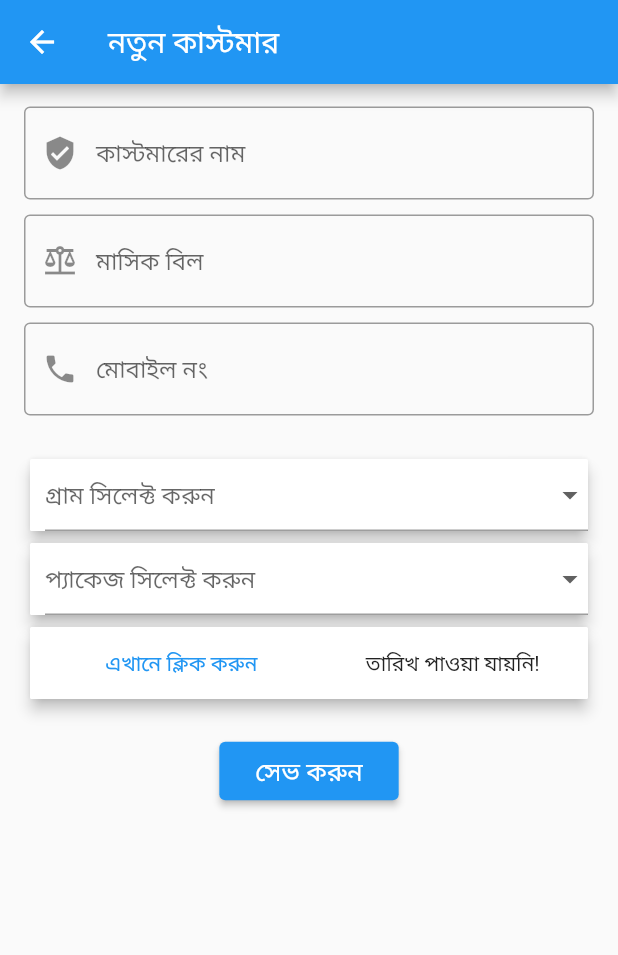
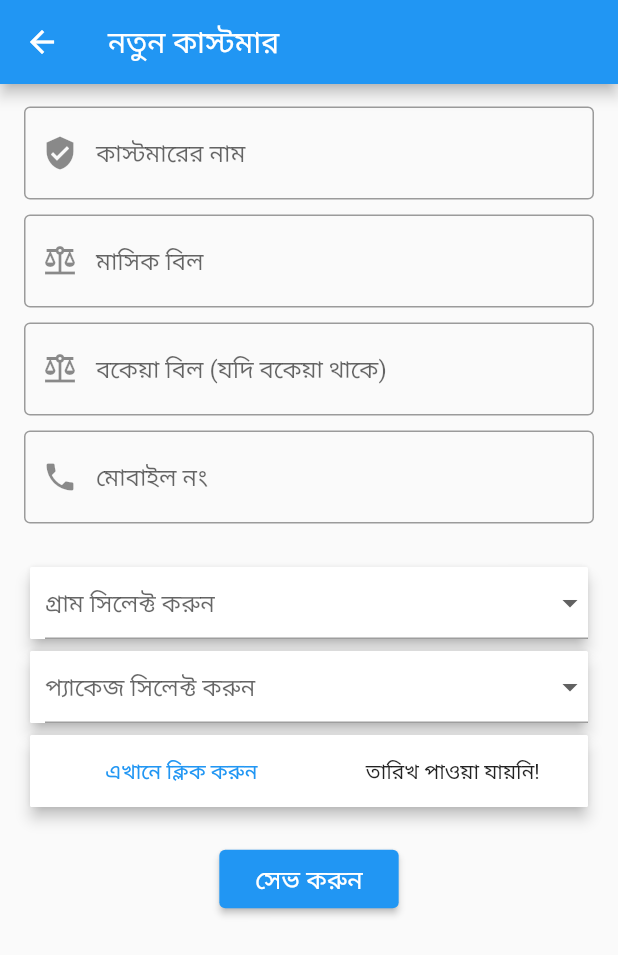
Before and after one commit to Morshed-islam/isp_bill_collection, a Flutter app: the HomePage screen opened by its route, after a tap on "নতুন কাস্টমার", on a phone screen of 412 x 824 dp. Shown: the top 955 px of the screen. Run offline on Flutter 3.47's test engine with Material 2 defaults, Android fonts, the phone set to English and light mode, and no system bars; our stand-ins replace cloud_firestore, firebase_auth, firebase_core, google_fonts, lottie; accounts and stored records are empty.

Commit message:
customer list

```diff
--- a/lib/db/db_helper.dart
+++ b/lib/db/db_helper.dart
@@ -28,4 +28,16 @@ class DBHelper {
     return writeBatch.commit();
   }
 
+  static Stream<QuerySnapshot<Map<String, dynamic>>> fetchAllCustomers()=>
+      _db.collection(collectionCustomer).snapshots();
+
+
+  //TODO to be continued
+   static Stream<QuerySnapshot<Map<String, dynamic>>> fetchTotalDueByUserID(String userId)=>
+       _db.collection(collectionDue).where('customer_id', isEqualTo: userId).snapshots();
+
+
+
+
+
 }
--- a/lib/model/customer_model.dart
+++ b/lib/model/customer_model.dart
@@ -36,6 +36,7 @@ class CustomerModel1 {
   }
 
 
+  //to fetch data
   factory CustomerModel1.fromMap(Map<String,dynamic> map) => CustomerModel1(
     id: map['id'],
     name: map['name'],
--- a/lib/model/due_model.dart
+++ b/lib/model/due_model.dart
@@ -1,7 +1,7 @@
 class DueModel {
   String? due_id;
   String? customer_id;
-  num due_bill;
+  num total_due_bill;
   int? day;
   int? month;
   int? year;
@@ -9,7 +9,7 @@ class DueModel {
   DueModel(
       {this.due_id,
       this.customer_id,
-      this.due_bill=0,
+      this.total_due_bill=0,
       this.day,
       this.month,
       this.year});
@@ -18,7 +18,7 @@ class DueModel {
     var map = <String,dynamic>{
       'due_id' : due_id,
       'customer_id' : customer_id,
-      'due_bill' : due_bill,
+      'due_bill' : total_due_bill,
       'day' : day,
       'month' : month,
       'year' : year,
@@ -29,7 +29,7 @@ class DueModel {
   factory DueModel.fromMap(Map<String,dynamic> map) => DueModel(
     due_id: map['due_id'],
     customer_id: map['customer_id'],
-    due_bill: map['due_bill'],
+    total_due_bill: map['total_due_bill'],
     day: map['day'],
     month: map['month'],
     year: map['year'],
--- /dev/null
+++ b/lib/model/expense_model.dart
@@ -0,0 +1,4 @@
+class ExpenseModel{
+
+
+}
--- a/lib/pages/add_customer.dart
+++ b/lib/pages/add_customer.dart
@@ -6,7 +6,10 @@ import 'package:isp_bill_collection/db/db_helper.dart';
 import 'package:isp_bill_collection/model/customer_model.dart';
 import 'package:isp_bill_collection/model/due_model.dart';
 import 'package:isp_bill_collection/pages/home_page.dart';
+import 'package:isp_bill_collection/providers/customer_provider.dart';
 import 'package:isp_bill_collection/utils/constants.dart';
+import 'package:lottie/lottie.dart';
+import 'package:provider/provider.dart';
 
 const _packageDropdownList = [
   '১ Mbps',
@@ -40,6 +43,7 @@ class _AddCustomerState extends State<AddCustomer> {
   final _nameController = TextEditingController();
   final _billController = TextEditingController();
   final _phoneController = TextEditingController();
+  final _dueController = TextEditingController();
 
   String? package;
   String? village;
@@ -50,6 +54,7 @@ class _AddCustomerState extends State<AddCustomer> {
     _nameController.dispose();
     _billController.dispose();
     _phoneController.dispose();
+    _dueController.dispose();
     super.dispose();
   }
 
@@ -57,7 +62,7 @@ class _AddCustomerState extends State<AddCustomer> {
   Widget build(BuildContext context) {
     return Scaffold(
       appBar: AppBar(
-        title: Text('নতুন কাস্টমার'),
+        title: const Text('নতুন কাস্টমার'),
       ),
       body: ListView(
         children: [
@@ -66,7 +71,7 @@ class _AddCustomerState extends State<AddCustomer> {
             child: Column(
               crossAxisAlignment: CrossAxisAlignment.start,
               children: <Widget>[
-                SizedBox(
+                const SizedBox(
                   height: 10,
                 ),
                 Padding(
@@ -74,7 +79,7 @@ class _AddCustomerState extends State<AddCustomer> {
                   child: TextFormField(
                     controller: _nameController,
                     keyboardType: TextInputType.name,
-                    decoration: InputDecoration(
+                    decoration: const InputDecoration(
                       border: OutlineInputBorder(),
                       hintText: 'কাস্টমারের নাম',
                       prefixIcon: Icon(Icons.verified_user),
@@ -88,11 +93,11 @@ class _AddCustomerState extends State<AddCustomer> {
                   ),
                 ),
                 Padding(
-                  padding: EdgeInsets.symmetric(horizontal: 16.0, vertical: 5),
+                  padding: const EdgeInsets.symmetric(horizontal: 16.0, vertical: 5),
                   child: TextFormField(
                     controller: _billController,
                     keyboardType: TextInputType.number,
-                    decoration: InputDecoration(
+                    decoration: const InputDecoration(
                       border: OutlineInputBorder(),
                       hintText: 'মাসিক বিল',
                       prefixIcon: Icon(Icons.balance),
@@ -106,11 +111,24 @@ class _AddCustomerState extends State<AddCustomer> {
                   ),
                 ),
                 Padding(
-                  padding: EdgeInsets.symmetric(horizontal: 16.0, vertical: 5),
+                  padding: const EdgeInsets.symmetric(horizontal: 16.0, vertical: 5),
+                  child: TextFormField(
+                    controller: _dueController,
+                    keyboardType: TextInputType.number,
+                    decoration: const InputDecoration(
+                      border: OutlineInputBorder(),
+                      hintText: 'বকেয়া বিল (যদি বকেয়া থাকে)',
+                      prefixIcon: Icon(Icons.balance),
+                    ),
+                  ),
+                ),
+
+                Padding(
+                  padding: const EdgeInsets.symmetric(horizontal: 16.0, vertical: 5),
                   child: TextFormField(
                     controller: _phoneController,
                     keyboardType: TextInputType.phone,
-                    decoration: InputDecoration(
+                    decoration: const InputDecoration(
                       border: OutlineInputBorder(),
                       hintText: 'মোবাইল নং',
                       prefixIcon: Icon(Icons.phone),
@@ -123,7 +141,7 @@ class _AddCustomerState extends State<AddCustomer> {
                     },
                   ),
                 ),
-                SizedBox(
+                const SizedBox(
                   height: 20,
                 ),
                 Padding(
@@ -137,7 +155,7 @@ class _AddCustomerState extends State<AddCustomer> {
                         borderRadius: BorderRadius.circular(1.0),
                       ),
                       child: DropdownButtonFormField<String>(
-                        hint: Text('গ্রাম সিলেক্ট করুন'),
+                        hint: const Text('গ্রাম সিলেক্ট করুন'),
                         value: village,
                         onChanged: (value) {
                           village = value;
@@ -148,12 +166,12 @@ class _AddCustomerState extends State<AddCustomer> {
                                   value: e,
                                 ))
                             .toList(),
-                          validator: (value) {
-                            if (value == null || value.isEmpty) {
-                              return 'Error....';
-                            }
-                            return null;
-                          },
+                        validator: (value) {
+                          if (value == null || value.isEmpty) {
+                            return 'Error....';
+                          }
+                          return null;
+                        },
                       ),
                     ),
                   ),
@@ -169,8 +187,7 @@ class _AddCustomerState extends State<AddCustomer> {
                         borderRadius: BorderRadius.circular(1.0),
                       ),
                       child: DropdownButtonFormField<String>(
-                        hint: Text('প্যাকেজ সিলেক্ট করুন'),
-
+                        hint: const Text('প্যাকেজ সিলেক্ট করুন'),
                         value: package,
                         onChanged: (value) {
                           package = value;
@@ -191,8 +208,6 @@ class _AddCustomerState extends State<AddCustomer> {
                     ),
                   ),
                 ),
-
-
                 Padding(
                   padding: const EdgeInsets.only(left: 16.0, right: 16.0),
                   child: Card(
@@ -204,92 +219,109 @@ class _AddCustomerState extends State<AddCustomer> {
                         borderRadius: BorderRadius.circular(1.0),
                       ),
                       child: Row(
-                        key: _formKey,
                         mainAxisAlignment: MainAxisAlignment.spaceAround,
                         children: [
                           TextButton(
-                            child: Text('এখানে ক্লিক করুন'),
+                            child: const Text('এখানে ক্লিক করুন'),
                             onPressed: _showDatePickerDialog,
                           ),
-
-                          Text(dateTime == null ? 'তারিখ পাওয়া যায়নি!' : DateFormat('dd/MM/yyyy').format(dateTime!) )
+                          Text(dateTime == null
+                              ? 'তারিখ পাওয়া যায়নি!'
+                              : DateFormat('dd/MM/yyyy').format(dateTime!))
                         ],
                       ),
                     ),
                   ),
                 ),
+                const SizedBox(
+                  height: 20,
+                ),
 
-                SizedBox(height: 20,),
+                // Expanded(
+                //   child: TextFormField(
+                //     controller: _billController,
+                //     keyboardType: TextInputType.number,
+                //     decoration: const InputDecoration(
+                //       border: OutlineInputBorder(),
+                //       hintText: 'মাসিক বিল',
+                //       prefixIcon: Icon(Icons.balance),
+                //     ),
+                //     validator: (value) {
+                //       if (value == null || value.isEmpty) {
+                //         return 'emptyFieldErrMsg';
+                //       }
+                //       return null;
+                //     },
+                //   ),
+                // ),
+
+
 
 
               ],
             ),
           ),
-
           Padding(
             padding: const EdgeInsets.only(left: 16.0, right: 16.0),
-            child:  InkWell(
+            child: InkWell(
               child: Center(
                 child: ElevatedButton(
-                  child: Padding(
-                    padding: const EdgeInsets.all(8.0),
-                    child: Text('সেভ করুন',style: TextStyle(fontSize: 17,),),
+                  child: const Padding(
+                    padding: EdgeInsets.all(8.0),
+                    child: Text(
+                      'সেভ করুন',
+                      style: TextStyle(
+                        fontSize: 17,
+                      ),
+                    ),
                   ),
                   onPressed: _savaDateToFirebasedb,
                 ),
               ),
             ),
           ),
-
         ],
       ),
     );
   }
 
-  _showDatePickerDialog() async{
-
+  _showDatePickerDialog() async {
     final _selectedDate = await showDatePicker(
         context: context,
         initialDate: DateTime.now(),
-        firstDate: DateTime(DateTime.now().year-1),
-        lastDate: DateTime.now()
-    );
+        firstDate: DateTime(DateTime.now().year - 1),
+        lastDate: DateTime.now());
 
-    if(_selectedDate != null){
-      setState((){
+    if (_selectedDate != null) {
+      setState(() {
         dateTime = _selectedDate;
       });
     }
-
   }
 
   _savaDateToFirebasedb() {
-
-    if(_formKey.currentState!.validate()){
-
+    print("Enter the Firebase method");
+    if (_formKey.currentState!.validate()) {
       final _customerModel = CustomerModel1(
           name: _nameController.text,
           village: village!,
           phone: _phoneController.text,
           bill: num.parse(_billController.text),
           package: package!,
-          creation_date: Timestamp.fromDate(dateTime!)
-      );
-
-      final dueModel = DueModel();
-
-      DBHelper.addNewCustomer(_customerModel, dueModel).then((value){
-        showMsg(context, 'নতুন কাস্টমার যোগ হয়েছে!');
-        Navigator.pushReplacementNamed(context, HomePage.routeName);
+          creation_date: Timestamp.fromDate(dateTime!));
 
 
-      }).catchError((error){
+      final dueModel = DueModel(total_due_bill: num.parse(_dueController.text));
+
+      Provider.of<CustomerProvider>(context,listen: false)
+                .saveCustomer(_customerModel, dueModel)
+          .then((value) {
+        showMsg(context, 'নতুন কাস্টমার যোগ হয়েছে!');
+
+        Navigator.pushReplacementNamed(context, HomePage.routeName);
+      }).catchError((error) {
         showMsg(context, error.toString());
-
       });
-
-
     }
-
   }
 }
--- /dev/null
+++ b/lib/pages/expense_page.dart
@@ -0,0 +1,59 @@
+import 'package:flutter/material.dart';
+import 'package:isp_bill_collection/pages/add_customer.dart';
+import 'package:isp_bill_collection/pages/all_customer.dart';
+import 'package:isp_bill_collection/pages/tab_page/expense_entry.dart';
+import 'package:isp_bill_collection/pages/tab_page/expense_list.dart';
+
+class ExpensePage extends StatefulWidget {
+
+  static const routeName = '/expense_page';
+
+  @override
+  State<ExpensePage> createState() => _ExpensePageState();
+}
+
+class _ExpensePageState extends State<ExpensePage> {
+  @override
+  Widget build(BuildContext context) {
+    return  MaterialApp(
+      home: DefaultTabController(
+        length: 2,
+        child: Scaffold(
+          appBar: AppBar(
+            title: Text('Flutter Tabs Demo'),
+            bottom: TabBar(
+              tabs: [
+                Tab(icon: Icon(Icons.add), text: "খরচ লিখুন"),
+                Tab(icon: Icon(Icons.balance), text: "খরচের লিস্ট")
+              ],
+            ),
+          ),
+          body: TabBarView(
+            children: [
+              ExpenseEntryPage(),
+              ExpenseListPage(),
+            ],
+          ),
+        ),
+      ),
+    );
+  }
+}
+
+//       Scaffold(
+//       appBar: AppBar(
+//         title: Text('খরচের তালিকা'),
+//       ),
+//
+//       body: DefaultTabController(
+//         length: 2,
+//         child: TabBar(tabs: [
+//           Tab(icon: Icon(Icons.add),text: 'Tab 1',),
+//           Tab(icon: Icon(Icons.add),text: 'Tab 2',),
+//
+//         ]),
+//       ),
+//     );
+//
+//   }
+// }
--- a/lib/pages/home_page.dart
+++ b/lib/pages/home_page.dart
@@ -2,9 +2,12 @@ import 'package:flutter/material.dart';
 import 'package:google_fonts/google_fonts.dart';
 import 'package:isp_bill_collection/auth/auth_serrvice.dart';
 import 'package:isp_bill_collection/pages/all_customer.dart';
+import 'package:isp_bill_collection/pages/expense_page.dart';
 import 'package:isp_bill_collection/pages/login_page.dart';
+import 'package:isp_bill_collection/providers/customer_provider.dart';
 import 'package:lottie/lottie.dart';
 import 'package:isp_bill_collection/pages/add_customer.dart';
+import 'package:provider/provider.dart';
 
 class HomePage extends StatefulWidget {
   static const String routeName = '/home';
@@ -14,11 +17,25 @@ class HomePage extends StatefulWidget {
 }
 
 class _HomePageState extends State<HomePage> {
+
+  late CustomerProvider _customerProvider;
+
+
+  @override
+  void didChangeDependencies(){
+
+    _customerProvider = Provider.of<CustomerProvider>(context,listen: false);
+    _customerProvider.getAllCustomers();
+
+    super.didChangeDependencies();
+
+  }
+
   @override
   Widget build(BuildContext context) {
     return Scaffold(
       appBar: AppBar(
-        title: const Text('ISP Billing Collection'),
+        title: const Text('নেট বিল কালেকশন'),
         elevation: 2,
         flexibleSpace: Container(
           alignment: Alignment.bottomRight,
@@ -57,7 +74,7 @@ class _HomePageState extends State<HomePage> {
                   onTap: () {
                     setState(() {
                       Navigator.pushNamed(context, AddCustomer.routeName);
-                      print('Add customer is pressed');
+
                     });
                   },
                   splashColor: Colors.black12,
@@ -160,7 +177,7 @@ class _HomePageState extends State<HomePage> {
                       Lottie.asset('images/report.json',
                           width: 100, height: 100, fit: BoxFit.fill),
                       Text(
-                        'রিপোর্স্ট',
+                        'রিপোর্টস',
                         style: GoogleFonts.acme(textStyle: TextStyle(fontSize: 17)),
                       )
                     ],
@@ -172,7 +189,10 @@ class _HomePageState extends State<HomePage> {
           Card(
             child: OverflowBox(
               child: InkWell(
-                onTap: () {},
+                onTap: () {
+                  Navigator.pushNamed(context, ExpensePage.routeName);
+
+                },
                 splashColor: Colors.black12,
                 child: Center(
                   child: Column(
--- /dev/null
+++ b/lib/providers/customer_provider.dart
@@ -0,0 +1,24 @@
+import 'package:flutter/material.dart';
+import 'package:isp_bill_collection/db/db_helper.dart';
+import 'package:isp_bill_collection/model/customer_model.dart';
+import 'package:isp_bill_collection/model/due_model.dart';
+
+class CustomerProvider extends ChangeNotifier{
+
+  List<CustomerModel1> customerList  = [];
+
+  Future<void> saveCustomer (CustomerModel1 customerModel1, DueModel dueModel){
+    return DBHelper.addNewCustomer(customerModel1, dueModel);
+  }
+
+  void getAllCustomers(){
+   DBHelper.fetchAllCustomers().listen((event) {
+     customerList = List.generate(event.docs.length, (index) => CustomerModel1.fromMap(event.docs[index].data()));
+     notifyListeners();
+   });
+
+  }
+
+
+
+}
--- /dev/null
+++ b/lib/providers/due_provider.dart
@@ -0,0 +1,12 @@
+import 'package:flutter/material.dart';
+import 'package:isp_bill_collection/model/due_model.dart';
+
+import '../db/db_helper.dart';
+
+class DueProvider extends ChangeNotifier{
+
+  List<DueModel> totalDueListByCustomer  = [];
+
+
+
+}
```
Also changed, not shown: lib/main.dart (+16 -2 lines), lib/pages/all_customer.dart (+74 -2 lines), lib/pages/bill_collection_page.dart (added, +16 -0 lines), lib/pages/customer_details_page.dart (added, +46 -0 lines), lib/pages/tab_page/expense_entry.dart (added, +17 -0 lines), lib/pages/tab_page/expense_list.dart (added, +19 -0 lines), 1 other file.
